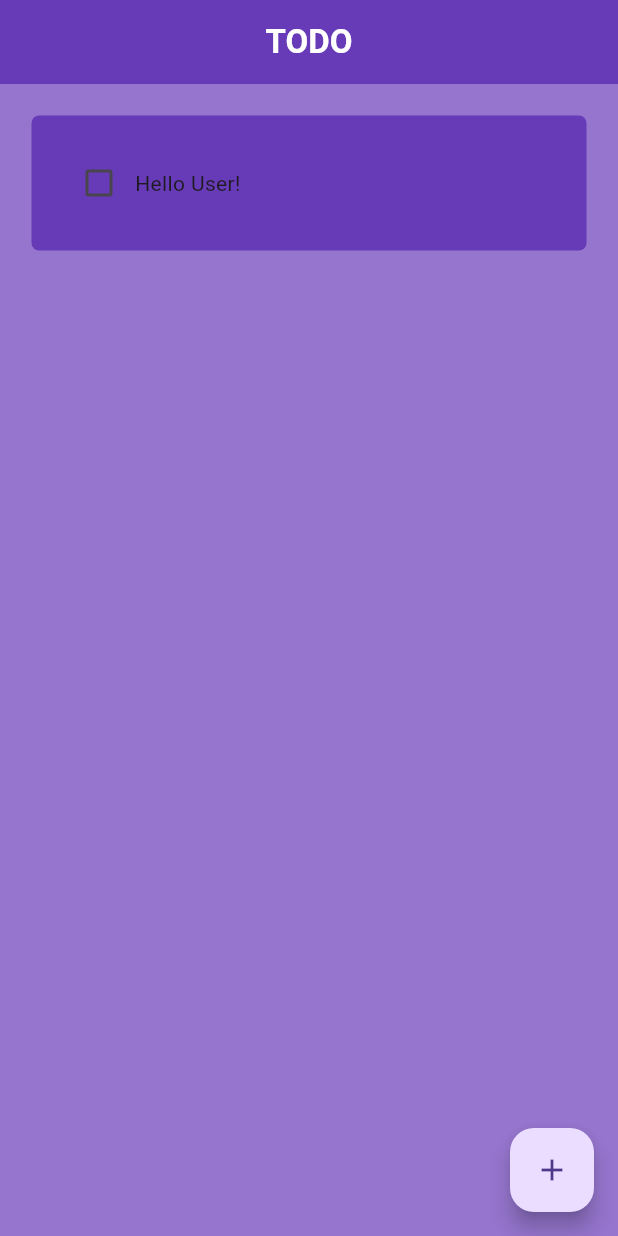
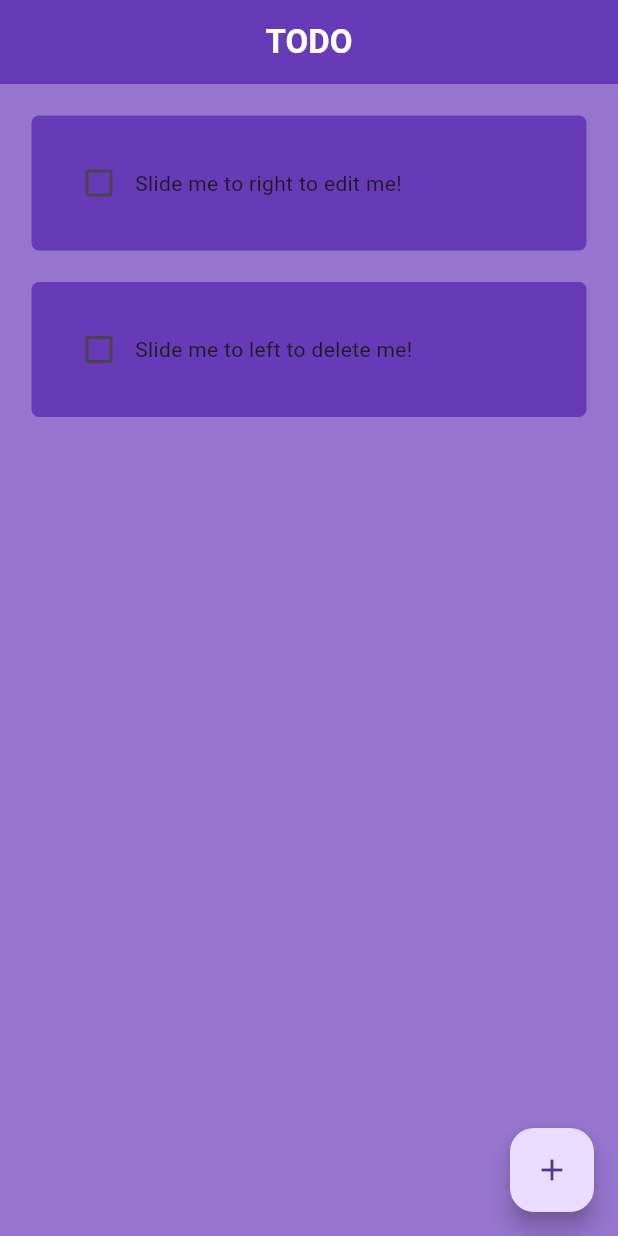
Before and after one commit to KelvinatorWas/ToDoApp-Flutter, a Flutter app: the screen it shows after launch, on a phone screen of 412 x 824 dp. Run offline on Flutter 3.47's test engine with Material 3 defaults, Android fonts, the phone set to English and light mode, and no system bars; drawn by our look-alikes of flutter_slidable; our stand-ins replace hive_flutter; accounts and stored records are empty.

Commit message:
slidable edit added

```diff
--- a/lib/data/db.dart
+++ b/lib/data/db.dart
@@ -10,7 +10,8 @@ class ToDoDataBase {
   // creates first use data
   void initalData() {
     toDoTasks = [
-      ["Hello User!", false],
+      ["Slide me to right to edit me!", false],
+      ["Slide me to left to delete me!", false],
     ];
   }
 
--- a/lib/util/todo_task.dart
+++ b/lib/util/todo_task.dart
@@ -4,8 +4,9 @@ import 'package:flutter_slidable/flutter_slidable.dart';
 class ToDoTask extends StatefulWidget {
   final bool completed;
   final String taskTitle;
-  final Function(bool?)? onChange;
-  final Function(BuildContext)? onSlideDelete;
+  final void Function(bool?)? onChange;
+  final void Function(BuildContext)? onSlideDelete;
+  final void Function(BuildContext)? onSlideEdit;
 
   const ToDoTask({
     super.key,
@@ -13,6 +14,7 @@ class ToDoTask extends StatefulWidget {
     required this.completed,
     required this.onChange,
     required this.onSlideDelete,
+    required this.onSlideEdit,
   });
 
   @override
@@ -20,7 +22,6 @@ class ToDoTask extends StatefulWidget {
 }
 
 class _ToDoTaskState extends State<ToDoTask> {
-  Function(BuildContext)? onSlideEdit;
 
   double borderRadius = 5.0;
 
@@ -43,7 +44,7 @@ class _ToDoTaskState extends State<ToDoTask> {
       motion: const StretchMotion(),
       children: [
         SlidableAction(
-          onPressed: onSlideEdit,
+          onPressed: widget.onSlideEdit,
           icon: Icons.edit,
           backgroundColor: Colors.green,
           borderRadius: BorderRadius.circular(borderRadius),
```
Also changed, not shown: lib/pages/home_page.dart (+42 -5 lines).
